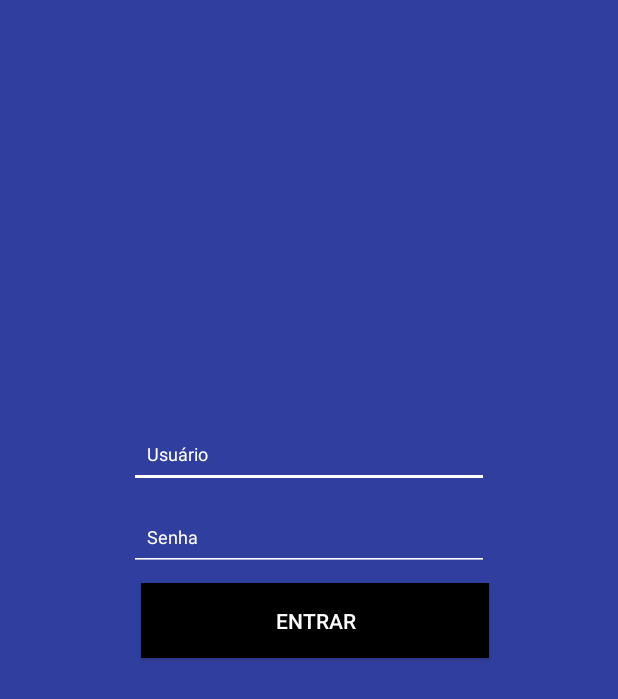
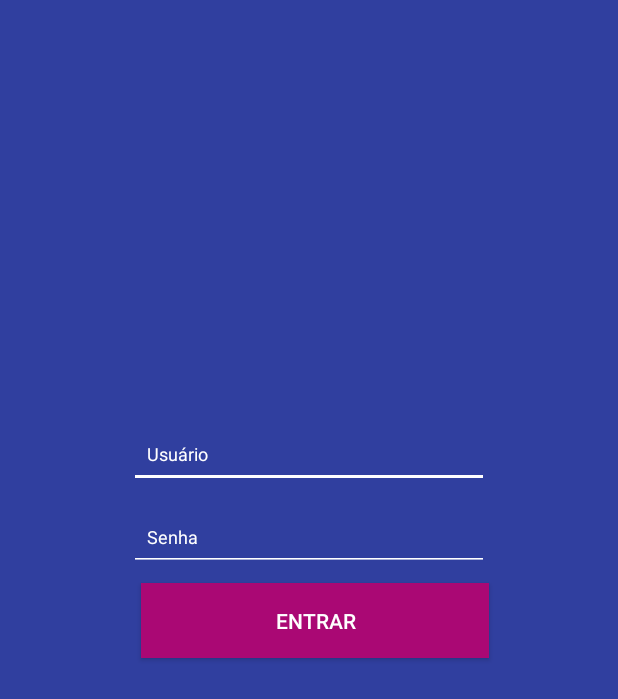
Before and after one commit to mateusmaaia/ceos, an Android app: the screen it shows after launch (MainActivity), on a phone screen of 412 x 824 dp. Shown: the top 699 px of the screen. Run offline under Robolectric (Android 15) with nearby library versions, the phone set to English and light mode, and no system bars; our stand-ins replace data binding; 2 statements that could not run were skipped.

Commit message:
Fixes for layout + versions

```diff
--- a/app/src/main/java/leviata/ceos/Look.kt
+++ b/app/src/main/java/leviata/ceos/Look.kt
@@ -3,6 +3,8 @@ package leviata.ceos
 class Look {
 
     var color:String = "#ffffff"
+    var backgroundColorScrim = "#861161"
+    var backgroundGradientScrim = "#f94f3a"
 
     constructor()
 }
--- a/app/src/main/res/layout/activity_main.xml
+++ b/app/src/main/res/layout/activity_main.xml
@@ -22,7 +22,9 @@
             app:layout_constraintLeft_toLeftOf="parent"
             app:layout_constraintRight_toRightOf="parent"
             app:layout_constraintTop_toTopOf="parent"
-            tools:ignore="ContentDescription" />
+            tools:ignore="ContentDescription"
+            app:backgroundColorScrim="@{look.backgroundColorScrim}"
+            app:backgroundGradientScrim="@{look.backgroundGradientScrim}"/>
 
         <ImageView
             android:id="@+id/logo"
@@ -88,7 +90,7 @@
             android:layout_below="@+id/password"
             android:layout_marginStart="8dp"
             android:layout_marginTop="8dp"
-            android:background="@android:color/black"
+            android:background="@color/backgroundButton"
             android:paddingStart="12dp"
             android:paddingLeft="12dp"
             android:paddingEnd="12dp"
--- a/app/src/main/res/values/colors.xml
+++ b/app/src/main/res/values/colors.xml
@@ -3,4 +3,5 @@
     <color name="colorPrimary">#3F51B5</color>
     <color name="colorPrimaryDark">#303F9F</color>
     <color name="colorAccent">#FF4081</color>
+    <color name="backgroundButton">#aa0874</color>
 </resources>
```
Also changed, not shown: app/src/main/java/leviata/ceos/LookHelper.kt (+16 -0 lines), app/src/main/res/values/styles.xml (line endings or trailing spaces).
